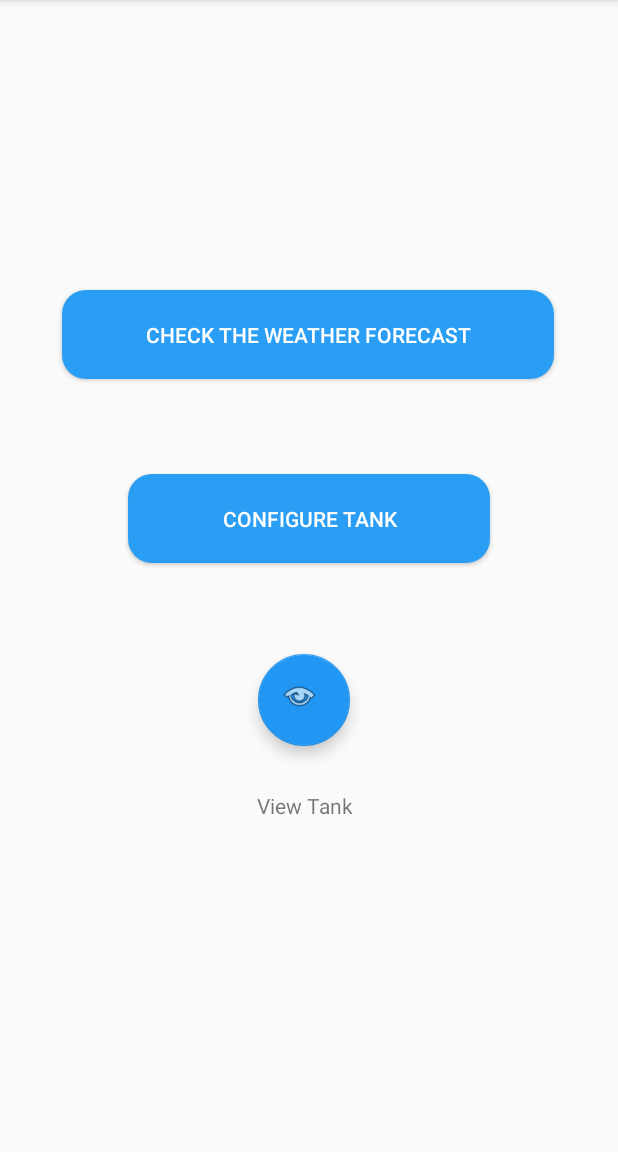
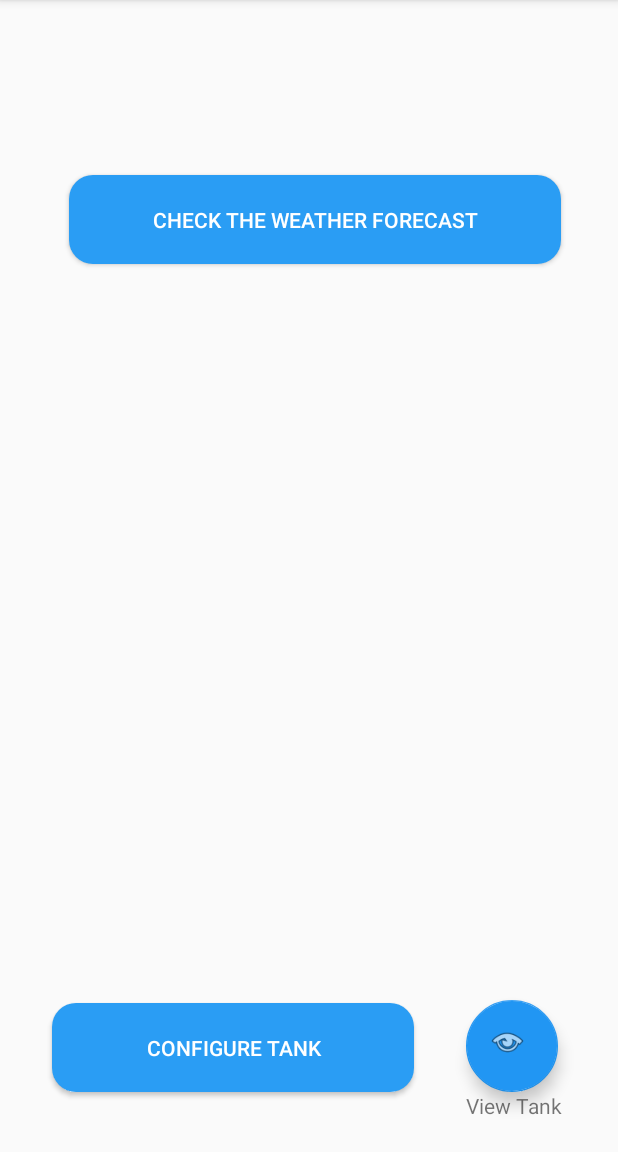
Before and after one commit to ELBAHLOULZIAD/minicap, an Android app: the screen it shows after launch once a user with an empty profile is signed in (MainActivity), on a phone screen of 412 x 824 dp, the part 84-1236 px from its top. Run offline under Robolectric (Android 15) with nearby library versions, the light colour scheme and no system bars; our stand-ins replace Firebase (no records; nobody signed in at launch, a user with empty details on screens opened directly); libraries missing offline, so code that uses them is left out: com.facebook, com.facebook.appevents, com.facebook.login.

Commit message:
Changed button location on Main activity

```diff
--- a/app/src/main/res/layout/activity_main.xml
+++ b/app/src/main/res/layout/activity_main.xml
@@ -10,21 +10,22 @@
 
     <Button
         android:id="@+id/selectbutton"
+        android:text="@string/configtank"
         android:layout_width="241dp"
         android:layout_height="59dp"
+        android:layout_marginEnd="136dp"
+        android:layout_marginBottom="40dp"
         android:background="@drawable/custom_buttons"
-        android:text="@string/configtank"
         android:textColor="#FFFFFF"
         app:layout_constraintBottom_toBottomOf="parent"
-        app:layout_constraintEnd_toEndOf="parent"
-        app:layout_constraintStart_toStartOf="parent"
-        app:layout_constraintTop_toTopOf="parent"
-        app:layout_constraintVertical_bias="0.446" />
+        app:layout_constraintEnd_toEndOf="parent" />
 
     <com.google.android.material.floatingactionbutton.FloatingActionButton
         android:id="@+id/actionbutton2"
         android:layout_width="65dp"
         android:layout_height="61dp"
+        android:layout_marginEnd="40dp"
+        android:layout_marginBottom="40dp"
         android:background="@drawable/edit_text_borders"
         android:src="@android:drawable/ic_menu_view"
         android:textColor="#FFFFFF"
@@ -32,24 +33,7 @@
         app:backgroundTint="#2196F3"
         app:layout_constraintBottom_toBottomOf="parent"
         app:layout_constraintEnd_toEndOf="parent"
-        app:layout_constraintHorizontal_bias="0.491"
-        app:layout_constraintStart_toStartOf="parent"
-        app:layout_constraintTop_toTopOf="parent"
-        app:layout_constraintVertical_bias="0.617"
         app:maxImageSize="26dp" />
-
-    <TextView
-        android:id="@+id/textView5"
-        android:layout_width="67dp"
-        android:layout_height="43dp"
-        android:text="@string/viewtank"
-        android:textAlignment="center"
-        app:layout_constraintBottom_toBottomOf="parent"
-        app:layout_constraintEnd_toEndOf="parent"
-        app:layout_constraintHorizontal_bias="0.491"
-        app:layout_constraintStart_toStartOf="parent"
-        app:layout_constraintTop_toTopOf="parent"
-        app:layout_constraintVertical_bias="0.728" />
 
     <TextView
         android:id="@+id/textView"
@@ -61,6 +45,16 @@
         app:layout_constraintEnd_toEndOf="parent"
         app:layout_constraintTop_toTopOf="parent" />
 
+    <TextView
+        android:id="@+id/textView5"
+        android:layout_width="70dp"
+        android:layout_height="17dp"
+        android:layout_marginEnd="31dp"
+        android:layout_marginBottom="23dp"
+        android:text="@string/viewtank"
+        app:layout_constraintBottom_toBottomOf="parent"
+        app:layout_constraintEnd_toEndOf="parent" />
+
     <Button
         android:id="@+id/button3"
         android:layout_width="328dp"
@@ -71,10 +65,10 @@
         android:textColor="@color/ic_launcher_background"
         app:layout_constraintBottom_toBottomOf="parent"
         app:layout_constraintEnd_toEndOf="parent"
-        app:layout_constraintHorizontal_bias="0.493"
+        app:layout_constraintHorizontal_bias="0.546"
         app:layout_constraintStart_toStartOf="parent"
         app:layout_constraintTop_toTopOf="parent"
-        app:layout_constraintVertical_bias="0.273" />
+        app:layout_constraintVertical_bias="0.165" />
 
 
 </androidx.constraintlayout.widget.ConstraintLayout>
```
